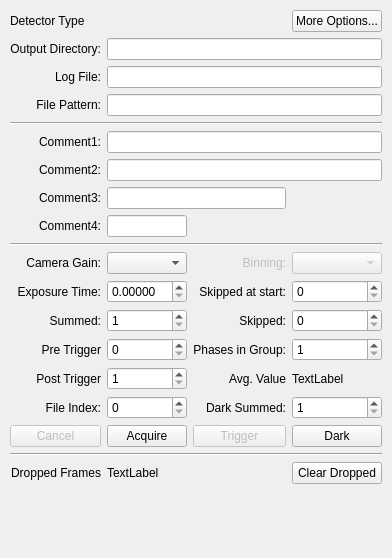
Qt form source/qxrdacquisitiondialog.ui (guyjennings/qxrd) before a commit.
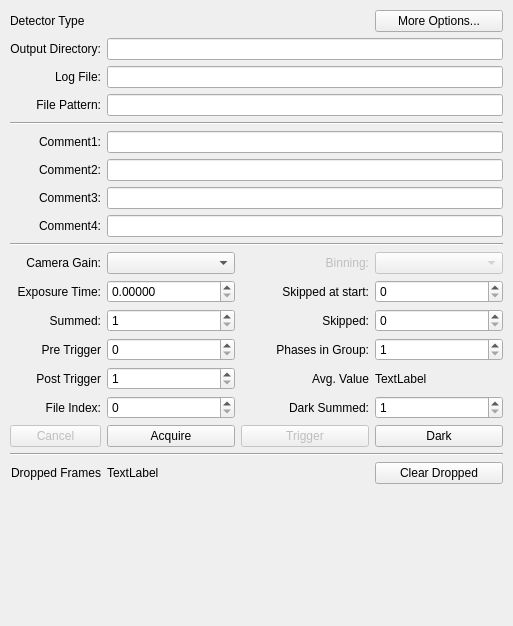
The same form after that commit. Icons and pictures are not drawn. Custom widgets are drawn as their Qt base class.

Commit message: Realigned user comments widgets in acquisition dialog

Diff of the .ui file:
```diff
--- a/source/qxrdacquisitiondialog.ui
+++ b/source/qxrdacquisitiondialog.ui
@@ -6,8 +6,8 @@
    <rect>
     <x>0</x>
     <y>0</y>
-    <width>379</width>
-    <height>558</height>
+    <width>513</width>
+    <height>626</height>
    </rect>
   </property>
   <property name="windowTitle">
@@ -192,7 +192,7 @@
           </property>
          </widget>
         </item>
-        <item row="7" column="1" colspan="2">
+        <item row="7" column="1" colspan="3">
          <widget class="QLineEdit" name="m_UserComment3">
           <property name="sizePolicy">
            <sizepolicy hsizetype="Preferred" vsizetype="Fixed">
@@ -217,7 +217,7 @@
           </property>
          </widget>
         </item>
-        <item row="8" column="1">
+        <item row="8" column="1" colspan="3">
          <widget class="QLineEdit" name="m_UserComment4">
           <property name="sizePolicy">
            <sizepolicy hsizetype="Preferred" vsizetype="Fixed">
```
